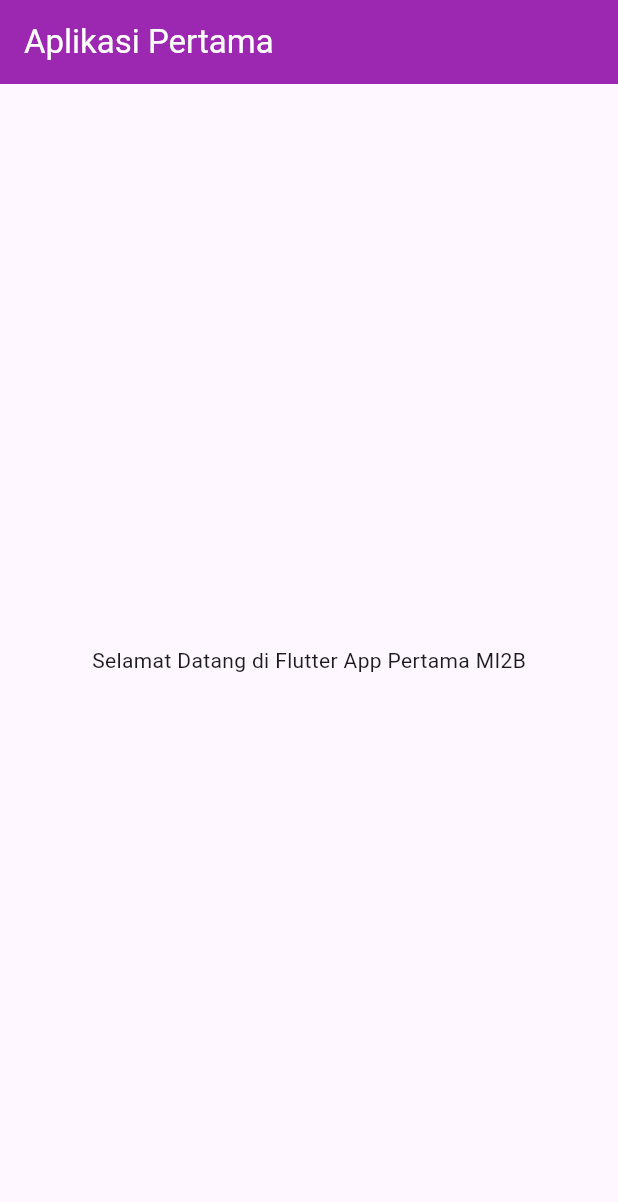
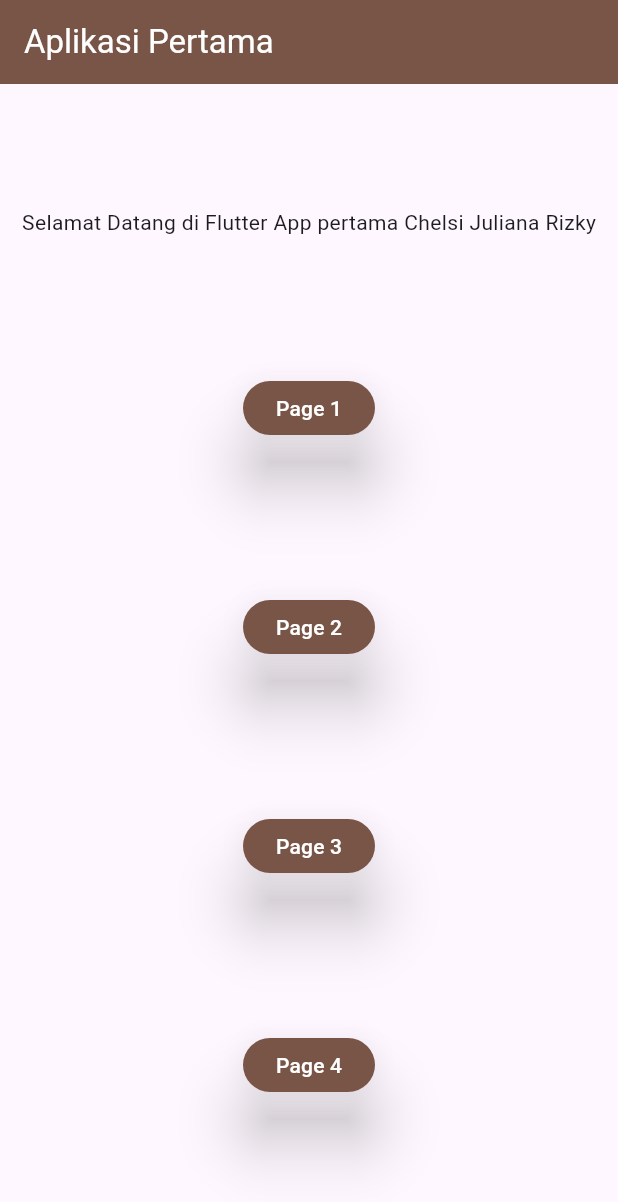
Before and after one commit to chelsijuliana/flutter_mobile, a Flutter app: the screen it shows after launch, on a phone screen of 412 x 824 dp. Shown: the top 1202 px of the screen. Run offline on Flutter 3.47's test engine with Material 3 defaults, Android fonts, the phone set to English and light mode, and no system bars.

Commit message:
Initial commit

```diff
--- a/lib/main.dart
+++ b/lib/main.dart
@@ -1,6 +1,10 @@
 import 'package:flutter/material.dart';
+import 'package:flutter_mobile/Screen/page_dua.dart';
+import 'package:flutter_mobile/Screen/page_empat.dart';
+import 'package:flutter_mobile/Screen/page_tiga.dart';
 
-void main() {
+
+import 'Screen/page_satu.dart';void main() {
   runApp(const MyApp());
 }
 
@@ -48,15 +52,88 @@ class PageOne extends StatelessWidget {
         //appBar : properti dari sebuah widget
         //AppBar : widget
 
-
-        title: Text('Aplikasi Pertama',
+        title: Text(
+          'Aplikasi Pertama',
           style: TextStyle(color: Colors.white),
         ),
-        backgroundColor: Colors.purple,
+        backgroundColor: Colors.brown,
       ),
       body: Center(
-        child: Text("Selamat Datang di Flutter App Pertama MI2B"),
-        //child : cuma bisa nampung satu widget
+        child: Column(
+          mainAxisAlignment: MainAxisAlignment.spaceEvenly,
+          crossAxisAlignment: CrossAxisAlignment.center,
+          children: [
+            Text("Selamat Datang di Flutter App pertama Chelsi Juliana Rizky"),
+            Padding(
+              padding: const EdgeInsets.all(8.0),
+              child: MaterialButton(onPressed: (){
+                //ini untuk pindah ke page 1
+                Navigator.push(context, MaterialPageRoute(builder: (context)
+                => PageSatu()
+                ));
+              },
+                elevation: 18.0,
+                shape: RoundedRectangleBorder(borderRadius: BorderRadius.circular(20)),
+                //ini untuk pindah page
+                color: Colors.brown,
+                child: Text('Page 1',
+                  style: TextStyle(fontSize: 14, color: Colors.white ),
+                ),
+              ),
+            ),
+            Padding(
+              padding: const EdgeInsets.all(8.0),
+              child: MaterialButton(onPressed: (){
+                //ini untuk pindah ke page 1
+                Navigator.push(context, MaterialPageRoute(builder: (context)
+                => PageDua()
+                ));
+                },
+                elevation: 18.0,
+                shape: RoundedRectangleBorder(borderRadius: BorderRadius.circular(20)),
+                //ini untuk pindah page
+                color: Colors.brown,
+                child: Text('Page 2',
+                  style: TextStyle(fontSize: 14, color: Colors.white ),
+                ),
+              ),
+            ),
+            Padding(
+              padding: const EdgeInsets.all(8.0),
+              child: MaterialButton(onPressed: (){
+                //ini untuk pindah ke page 1
+                Navigator.push(context, MaterialPageRoute(builder: (context)
+                => PageTiga()
+                ));},
+                elevation: 18.0,
+                shape: RoundedRectangleBorder(borderRadius: BorderRadius.circular(20)),
+                //ini untuk pindah page
+                color: Colors.brown,
+                child: Text('Page 3',
+                  style: TextStyle(fontSize: 14, color: Colors.white ),
+                ),
+              ),
+            ),
+            Padding(
+              padding: const EdgeInsets.all(8.0),
+              child: MaterialButton(onPressed: (){
+                //ini untuk pindah ke page 1
+                Navigator.push(context, MaterialPageRoute(builder: (context)
+                => PageEmpat()
+                ));},
+                elevation: 18.0,
+                shape: RoundedRectangleBorder(borderRadius: BorderRadius.circular(20)),
+                //ini untuk pindah page
+                color: Colors.brown,
+                child: Text('Page 4',
+                  style: TextStyle(fontSize: 14, color: Colors.white ),
+                ),
+              ),
+            ),
+          ],
+        ),
+
+        //child :  cuma bisa nampung 1 widget
         //children : bisa nampung beberapa widget
       ),
     );
```
Also changed, not shown: lib/Screen/page_dua.dart (added, +38 -0 lines), lib/Screen/page_empat.dart (added, +30 -0 lines), lib/Screen/page_satu.dart (added, +19 -0 lines), lib/Screen/page_tiga.dart (added, +62 -0 lines).
